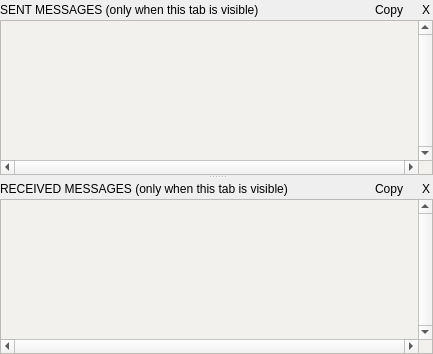
First picture: the form in messages/messagemanagerlog.ui, repository languel/IanniX, before the edit.
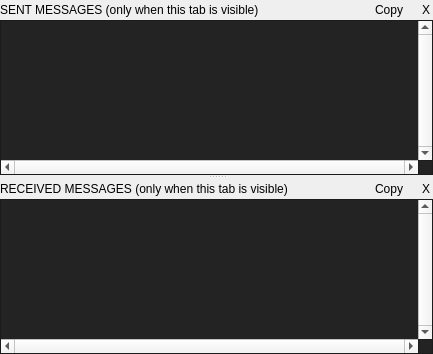
Second picture: the form after the edit.

Commit message:
Dark mode for widget chrome: toolbar, helper, inspector tabs, message log
- Toolbar: dark gradient instead of light, white glyph color, light press highlight
- Selected tabs: medium gray (125,125,125) instead of bright paper white
- Inspector INFOS/CONFIG sub-tab bars: explicit dark colors (text was illegible)
- IanniX Helper window and its HTML help content: dark background, light text
- Message log panes and OSC pattern editor: dark backgrounds

Diff of the .ui file:
```diff
--- a/messages/messagemanagerlog.ui
+++ b/messages/messagemanagerlog.ui
@@ -19,8 +19,8 @@
   <property name="styleSheet">
    <string notr="true">QWidget#logSend, QWidget#logReceive {
 	font: 						10px &quot;Lucida Console&quot;, &quot;Monaco&quot;, &quot;Monospace&quot;;
-	background-color: 	rgb(242, 241, 237);
-	color:						black;
+	background-color: 	rgb(35, 35, 35);
+	color:						rgb(220, 220, 220);
 }
 QPushButton  {
 	min-width:  		14px;
```
The commit also changes 5 other files.
